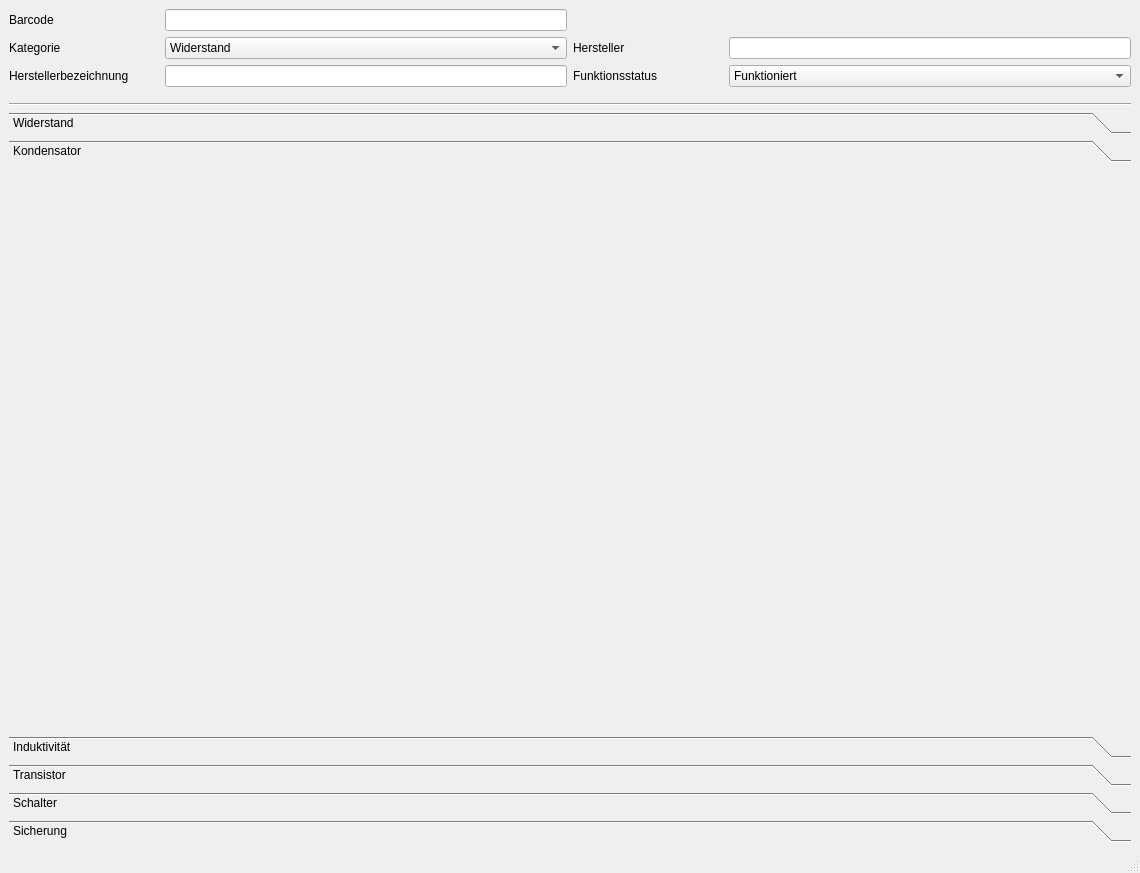
Above: form.ui from cckssr/ElectricComponentCheck before the change. Below: the same form after it.
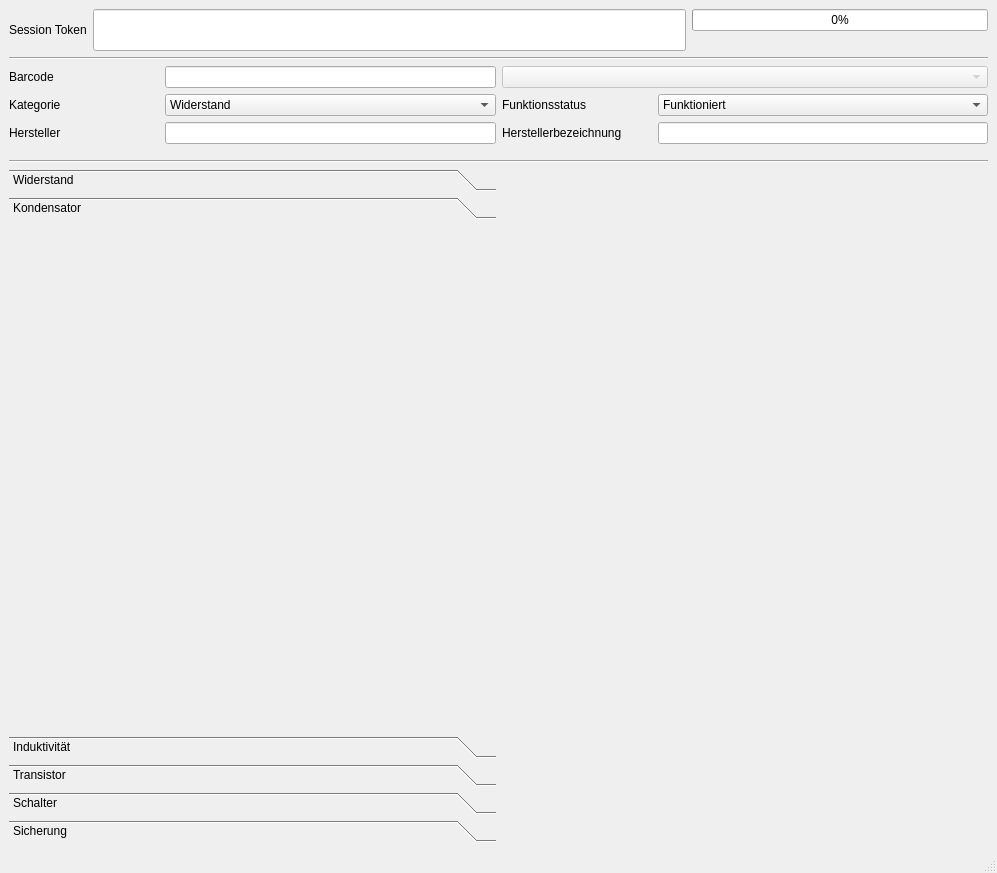
That is the form after the change. The open tabs and pages were chosen to show the change.

Commit message:
feat: Integrate OpenBIS functionality and enhance UI
- Added OpenBISController class for managing OpenBIS connections and object searches.
- Implemented session token handling and progress indication in the main window.
- Enhanced UI layout by replacing the toolbox with a more structured form layout for components.
- Added new sections for various electronic components with appropriate labels and input fields.
- Updated requirements to include the 'pybis' library for OpenBIS interactions.
- Improved error handling and user feedback for OpenBIS connection issues.

Patch:
```diff
--- a/form.ui
+++ b/form.ui
@@ -6,7 +6,7 @@
    <rect>
     <x>0</x>
     <y>0</y>
-    <width>1140</width>
+    <width>997</width>
     <height>873</height>
    </rect>
   </property>
@@ -14,9 +14,9 @@
    <string>MainWindow</string>
   </property>
   <widget class="QWidget" name="centralwidget">
-   <layout class="QGridLayout" name="gridLayout" columnstretch="0,0">
-    <item row="2" column="1">
-     <widget class="QToolBox" name="toolBox">
+   <layout class="QGridLayout" name="gridLayout" columnstretch="0,1,1">
+    <item row="4" column="1">
+     <widget class="QToolBox" name="specific">
       <property name="currentIndex">
        <number>0</number>
       </property>
@@ -38,8 +38,8 @@
         <rect>
          <x>0</x>
          <y>0</y>
-         <width>1116</width>
-         <height>459</height>
+         <width>482</width>
+         <height>391</height>
         </rect>
        </property>
        <attribute name="label">
@@ -100,8 +100,15 @@
       </widget>
      </widget>
     </item>
-    <item row="0" column="1">
-     <layout class="QGridLayout" name="gridLayout_2">
+    <item row="3" column="1" colspan="2">
+     <widget class="Line" name="line_2">
+      <property name="orientation">
+       <enum>Qt::Orientation::Horizontal</enum>
+      </property>
+     </widget>
+    </item>
+    <item row="2" column="1" colspan="2">
+     <layout class="QGridLayout" name="general">
       <property name="bottomMargin">
        <number>10</number>
       </property>
@@ -155,75 +162,6 @@
         <property name="bottomMargin">
          <number>0</number>
         </property>
-        <item row="0" column="1">
-         <widget class="QComboBox" name="status">
-          <property name="sizePolicy">
-           <sizepolicy hsizetype="MinimumExpanding" vsizetype="Fixed">
-            <horstretch>0</horstretch>
-            <verstretch>0</verstretch>
-           </sizepolicy>
-          </property>
-          <item>
-           <property name="text">
-            <string comment="FUNC">Funktioniert</string>
-           </property>
-          </item>
-          <item>
-           <property name="text">
-            <string comment="NOCALB">Unkalibriert</string>
-           </property>
-          </item>
-          <item>
-           <property name="text">
-            <string comment="OK">Kalibriert</string>
-           </property>
-          </item>
-          <item>
-           <property name="text">
-            <string comment="UNKWN">Unbekannt</string>
-           </property>
-          </item>
-          <item>
-           <property name="text">
-            <string comment="DEF">Defekt</string>
-           </property>
-          </item>
-          <item>
-           <property name="text">
-            <string comment="ARCHIVE">Archiviert</string>
-           </property>
-          </item>
-         </widget>
-        </item>
-        <item row="0" column="0">
-         <widget class="QLabel" name="label_5">
-          <property name="sizePolicy">
-           <sizepolicy hsizetype="Fixed" vsizetype="Preferred">
-            <horstretch>0</horstretch>
-            <verstretch>0</verstretch>
-           </sizepolicy>
-          </property>
-          <property name="minimumSize">
-           <size>
-            <width>150</width>
-            <height>0</height>
-           </size>
-          </property>
-          <property name="text">
-           <string>Funktionsstatus</string>
-          </property>
-         </widget>
-        </item>
-       </layout>
-      </item>
-      <item row="2" column="0">
-       <layout class="QFormLayout" name="formLayout_5">
-        <property name="fieldGrowthPolicy">
-         <enum>QFormLayout::FieldGrowthPolicy::ExpandingFieldsGrow</enum>
-        </property>
-        <property name="bottomMargin">
-         <number>0</number>
-        </property>
         <item row="0" column="0">
          <widget class="QLabel" name="label_4">
           <property name="sizePolicy">
@@ -255,6 +193,67 @@
         </item>
        </layout>
       </item>
+      <item row="2" column="0">
+       <layout class="QFormLayout" name="formLayout_5">
+        <property name="fieldGrowthPolicy">
+         <enum>QFormLayout::FieldGrowthPolicy::ExpandingFieldsGrow</enum>
+        </property>
+        <property name="bottomMargin">
+         <number>0</number>
+        </property>
+        <item row="0" column="0">
+         <widget class="QLabel" name="label_3">
+          <property name="sizePolicy">
+           <sizepolicy hsizetype="Fixed" vsizetype="Preferred">
+            <horstretch>0</horstretch>
+            <verstretch>0</verstretch>
+           </sizepolicy>
+          </property>
+          <property name="minimumSize">
+           <size>
+            <width>150</width>
+            <height>0</height>
+           </size>
+          </property>
+          <property name="text">
+           <string>Hersteller</string>
+          </property>
+         </widget>
+        </item>
+        <item row="0" column="1">
+         <widget class="QLineEdit" name="manufacturer">
+          <property name="sizePolicy">
+           <sizepolicy hsizetype="MinimumExpanding" vsizetype="Fixed">
+            <horstretch>0</horstretch>
+            <verstretch>0</verstretch>
+           </sizepolicy>
+          </property>
+         </widget>
+        </item>
+       </layout>
+      </item>
+      <item row="0" column="1">
+       <widget class="QComboBox" name="object_status">
+        <property name="enabled">
+         <bool>false</bool>
+        </property>
+        <item>
+         <property name="text">
+          <string/>
+         </property>
+        </item>
+        <item>
+         <property name="text">
+          <string>Neues Objekt</string>
+         </property>
+        </item>
+        <item>
+         <property name="text">
+          <string>Bekannt</string>
+         </property>
+        </item>
+       </widget>
+      </item>
       <item row="1" column="0">
        <layout class="QFormLayout" name="formLayout_3">
         <property name="fieldGrowthPolicy">
@@ -333,7 +332,7 @@
          <number>0</number>
         </property>
         <item row="0" column="0">
-         <widget class="QLabel" name="label_3">
+         <widget class="QLabel" name="label_5">
           <property name="sizePolicy">
            <sizepolicy hsizetype="Fixed" vsizetype="Preferred">
             <horstretch>0</horstretch>
@@ -347,31 +346,112 @@
            </size>
           </property>
           <property name="text">
-           <string>Hersteller</string>
+           <string>Funktionsstatus</string>
           </property>
          </widget>
         </item>
         <item row="0" column="1">
-         <widget class="QLineEdit" name="manufacturer">
+         <widget class="QComboBox" name="status">
           <property name="sizePolicy">
            <sizepolicy hsizetype="MinimumExpanding" vsizetype="Fixed">
             <horstretch>0</horstretch>
             <verstretch>0</verstretch>
            </sizepolicy>
           </property>
+          <item>
+           <property name="text">
+            <string comment="FUNC">Funktioniert</string>
+           </property>
+          </item>
+          <item>
+           <property name="text">
+            <string comment="NOCALB">Unkalibriert</string>
+           </property>
+          </item>
+          <item>
+           <property name="text">
+            <string comment="OK">Kalibriert</string>
+           </property>
+          </item>
+          <item>
+           <property name="text">
+            <string comment="UNKWN">Unbekannt</string>
+           </property>
+          </item>
+          <item>
+           <property name="text">
+            <string comment="DEF">Defekt</string>
+           </property>
+          </item>
+          <item>
+           <property name="text">
+            <string comment="ARCHIVE">Archiviert</string>
+           </property>
+          </item>
          </widget>
         </item>
        </layout>
       </item>
      </layout>
     </item>
-    <item row="1" column="1">
-     <widget class="Line" name="line_2">
+    <item row="1" column="1" colspan="2">
+     <widget class="Line" name="line">
       <property name="orientation">
        <enum>Qt::Orientation::Horizontal</enum>
       </property>
      </widget>
     </item>
+    <item row="4" column="2">
+     <widget class="QWidget" name="plot_widget" native="true">
+      <property name="minimumSize">
+       <size>
+        <width>100</width>
+        <height>0</height>
+       </size>
+      </property>
+     </widget>
+    </item>
+    <item row="0" column="1" colspan="2">
+     <layout class="QGridLayout" name="openbis" columnstretch="0,2,1">
+      <property name="bottomMargin">
+       <number>0</number>
+      </property>
+      <item row="0" column="2">
+       <widget class="QProgressBar" name="openbis_progress">
+        <property name="value">
+         <number>0</number>
+        </property>
+        <property name="invertedAppearance">
+         <bool>false</bool>
+        </property>
+       </widget>
+      </item>
+      <item row="1" column="2">
+       <widget class="QLabel" name="openbis_progress_text">
+        <property name="text">
+         <string/>
+        </property>
+       </widget>
+      </item>
+      <item row="0" column="1" rowspan="2">
+       <widget class="QLineEdit" name="session_token">
+        <property name="sizePolicy">
+         <sizepolicy hsizetype="Expanding" vsizetype="Minimum">
+          <horstretch>0</horstretch>
+          <verstretch>0</verstretch>
+         </sizepolicy>
+        </property>
+       </widget>
+      </item>
+      <item row="0" column="0" rowspan="2">
+       <widget class="QLabel" name="label_6">
+        <property name="text">
+         <string>Session Token</string>
+        </property>
+       </widget>
+      </item>
+     </layout>
+    </item>
    </layout>
   </widget>
   <widget class="QMenuBar" name="menubar">
```
Left out of the diff: 35 changed lines with no effect on the pictures. The commit also changes 5 other files.
